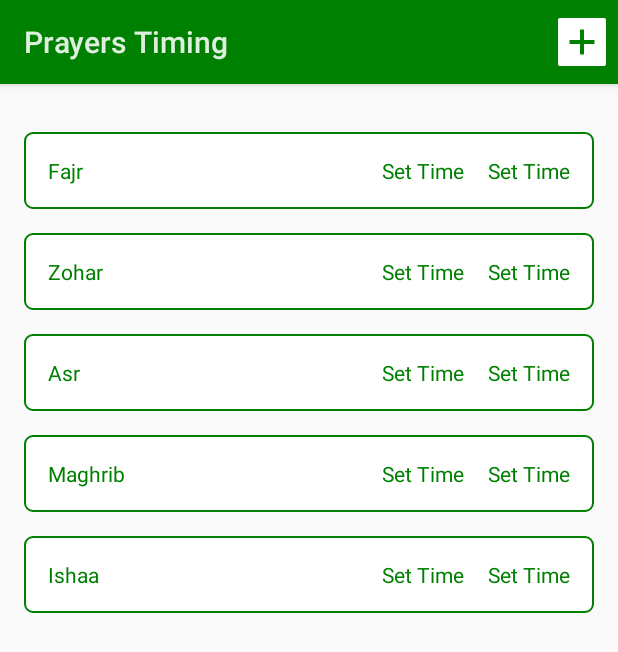
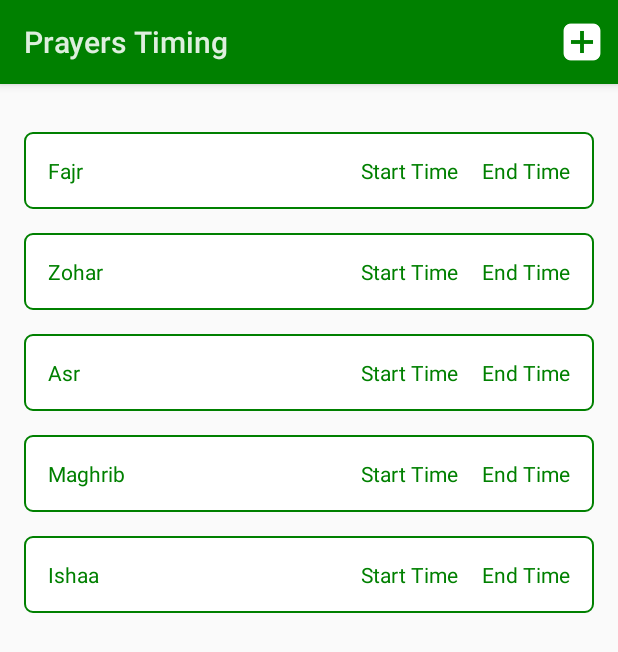
Before and after one commit to haseeb33/sakoon_ki_namaz, an Android app: the screen it shows after launch (MainActivity), on a phone screen of 412 x 824 dp. Shown: the top 652 px of the screen. Run offline under Robolectric (Android 15) with nearby library versions, the phone set to English and light mode, and no system bars; our stand-ins replace AdMob.

Commit message:
UI adjustments plus warnings removed

```diff
--- a/app/src/main/java/zt/sakoonkinamaz/activity/MainActivity.java
+++ b/app/src/main/java/zt/sakoonkinamaz/activity/MainActivity.java
@@ -80,7 +80,7 @@ public class MainActivity extends Activity {
         if(beanArray == null) {
             beanArray = new ArrayList<>();
             for (Prayer p : Prayer.values()) {
-                Bean b = new Bean(p, -1, -1);
+                Bean b = new Bean(p, -1, -2);
                 b.setName(b.getPrayer(context));
                 prayersDataSource.createPrayer(b);
             }
--- a/app/src/main/java/zt/sakoonkinamaz/broadcast/NotificationService.java
+++ b/app/src/main/java/zt/sakoonkinamaz/broadcast/NotificationService.java
@@ -65,7 +65,7 @@ public class NotificationService extends Service {
             Notification noti = new Notification.Builder(this)
                     .setContentTitle(getString(R.string.notification_title))
                     .setContentText(name + " time it is!")
-                    .setSmallIcon(R.drawable.notification_icon)
+                    .setSmallIcon(R.drawable.small_icon)
                     .setLargeIcon(BitmapFactory.decodeResource(getResources(), R.drawable.icon))
                     .setContentIntent(contentIntent)
                     .getNotification();
@@ -75,7 +75,7 @@ public class NotificationService extends Service {
             Notification noti = new Notification.Builder(this)
                     .setContentTitle(getString(R.string.notification_title))
                     .setContentText(name + " time it is!")
-                    .setSmallIcon(R.drawable.notification_icon)
+                    .setSmallIcon(R.drawable.small_icon)
                     .setLargeIcon(BitmapFactory.decodeResource(getResources(), R.drawable.icon))
                     .setContentIntent(contentIntent)
                     .build();
--- a/app/src/main/java/zt/sakoonkinamaz/dialog/AddNewItemDialog.java
+++ b/app/src/main/java/zt/sakoonkinamaz/dialog/AddNewItemDialog.java
@@ -17,7 +17,7 @@ import zt.sakoonkinamaz.R;
 import zt.sakoonkinamaz.activity.MainActivity;
 import zt.sakoonkinamaz.publicData.PublicClass;
 
-/**
+/***
  * Created by Haseeb Bhai on 1/15/2017.
  */
 
--- a/app/src/main/java/zt/sakoonkinamaz/publicData/PublicClass.java
+++ b/app/src/main/java/zt/sakoonkinamaz/publicData/PublicClass.java
@@ -14,7 +14,8 @@ public class PublicClass {
         DecimalFormat hr= new DecimalFormat("00");
         DecimalFormat min = new DecimalFormat("00");
 
-        if (l == -1) return "Set Time" ;
+        if (l == -1) return "Start Time" ;
+        if (l == -2) return "End Time";
 
         long minute = (l / (1000 * 60)) % 60;
         long hour = (l / (1000 * 60 * 60)) % 24;
--- a/app/src/main/res/layout/add_new.xml
+++ b/app/src/main/res/layout/add_new.xml
@@ -3,7 +3,7 @@
     android:orientation="vertical"
     android:layout_width="match_parent"
     android:layout_height="match_parent"
-    android:background="@drawable/sp_bg"
+    android:background="@drawable/sp_bg_no_stroke"
     android:paddingLeft="@dimen/default_m"
     android:paddingRight="@dimen/default_m"
     android:paddingTop="@dimen/default_m"
@@ -36,7 +36,7 @@
         android:layout_marginTop="@dimen/small_m"
         android:maxLines="1"
         android:padding="@dimen/small_m"
-        android:text="@string/set_time"
+        android:text="@string/start_time"
         android:textSize="@dimen/big_t"
         android:textColor="@color/text_color"
         android:gravity="center"/>
@@ -50,7 +50,7 @@
         android:gravity="center"
         android:textSize="@dimen/big_t"
         android:textColor="@color/text_color"
-        android:text="@string/set_time"/>
+        android:text="@string/end_time"/>
 
     <Button
         android:id="@+id/done"
--- a/app/src/main/res/values/strings.xml
+++ b/app/src/main/res/values/strings.xml
@@ -19,9 +19,11 @@
     <string name="exit">Exit</string>
     <string name="add_more">+</string>
     <string name="add_more_item">Add More</string>
-    <string name="add_new">Add New Silent Mode</string>
+    <string name="add_new">New Silent Mode Slot</string>
     <string name="custom">Custom</string>
     <string name="set_time">Set Time</string>
+    <string name="start_time">Start Time</string>
+    <string name="end_time">End Time</string>
 
     <string name="is_required">Required</string>
     <string name="dialog_msg_delete">Are you sure want to delete this item?</string>
```
Also changed, not shown: app/src/main/res/drawable-hdpi/add_more.png (deleted), app/src/main/res/drawable-xhdpi/add_more.png (deleted), app/src/main/res/drawable/add_more.png.
